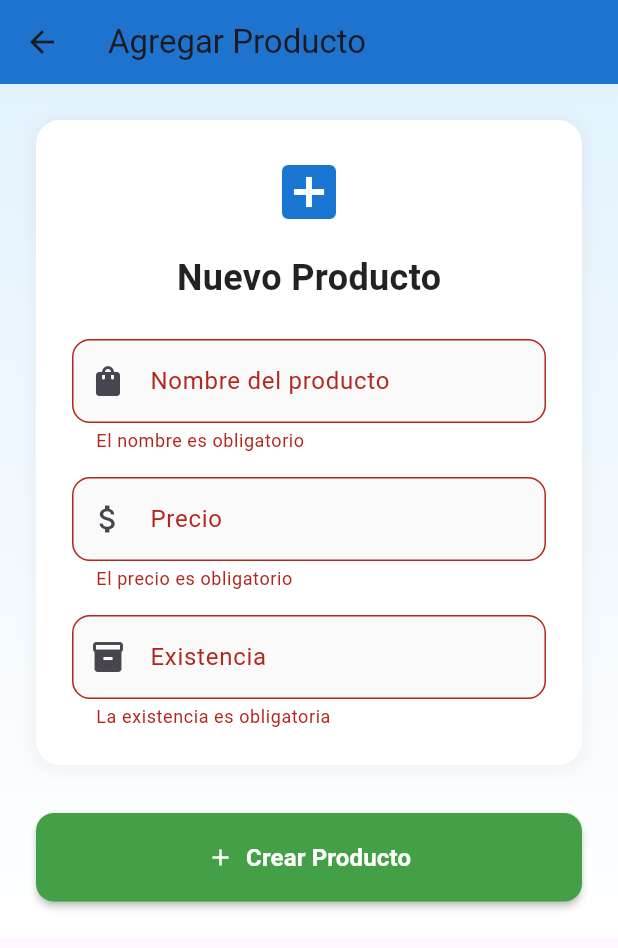
After one commit to LuisPasquettTeam3/Examen, a Flutter app: the AddProductScreen screen opened directly, after a tap on "Crear Producto", on a phone screen of 412 x 824 dp. The commit adds this screen. Shown: the top 948 px of the screen. Run offline on Flutter 3.47's test engine with Material 3 defaults, Android fonts, the phone set to English and light mode, and no system bars; network calls fail.

Commit message:
Agregar funcionalidad completa de crear productos - método POST en ApiService, pantalla AddProductScreen con formulario validado, y botón + en HomeScreen

```diff
--- /dev/null
+++ b/lib/screens/add_product_screen.dart
@@ -0,0 +1,240 @@
+import 'package:flutter/material.dart';
+import '../models/producto.dart';
+import '../services/api_service.dart';
+
+class AddProductScreen extends StatefulWidget {
+  const AddProductScreen({super.key});
+
+  @override
+  State<AddProductScreen> createState() => _AddProductScreenState();
+}
+
+class _AddProductScreenState extends State<AddProductScreen> {
+  final _formKey = GlobalKey<FormState>();
+  final ApiService _apiService = ApiService();
+
+  final _nombreController = TextEditingController();
+  final _precioController = TextEditingController();
+  final _existenciaController = TextEditingController();
+
+  bool _isLoading = false;
+
+  @override
+  void dispose() {
+    _nombreController.dispose();
+    _precioController.dispose();
+    _existenciaController.dispose();
+    super.dispose();
+  }
+
+  Future<void> _crearProducto() async {
+    if (!_formKey.currentState!.validate()) return;
+
+    setState(() {
+      _isLoading = true;
+    });
+
+    try {
+      final producto = Producto(
+        id: '', // El servidor generará el ID
+        nombre: _nombreController.text.trim(),
+        precio: num.parse(_precioController.text.trim()),
+        existencia: int.parse(_existenciaController.text.trim()),
+        fechaRegistro: DateTime.now().toIso8601String(),
+      );
+
+      final productoCreado = await _apiService.crearProducto(producto);
+
+      if (!mounted) return;
+
+      ScaffoldMessenger.of(context).showSnackBar(
+        const SnackBar(content: Text('Producto creado exitosamente')),
+      );
+
+      Navigator.pop(context, productoCreado); // Regresar con el producto creado
+    } catch (e) {
+      if (!mounted) return;
+
+      ScaffoldMessenger.of(context).showSnackBar(
+        SnackBar(content: Text('Error al crear producto: $e')),
+      );
+    } finally {
+      if (mounted) {
+        setState(() {
+          _isLoading = false;
+        });
+      }
+    }
+  }
+
+  @override
+  Widget build(BuildContext context) {
+    return Scaffold(
+      appBar: AppBar(
+        title: const Text('Agregar Producto'),
+        backgroundColor: Colors.blue.shade700,
+        elevation: 2,
+      ),
+      body: Container(
+        decoration: BoxDecoration(
+          gradient: LinearGradient(
+            begin: Alignment.topCenter,
+            end: Alignment.bottomCenter,
+            colors: [Colors.blue.shade50, Colors.white],
+          ),
+        ),
+        child: SingleChildScrollView(
+          padding: const EdgeInsets.all(24.0),
+          child: Form(
+            key: _formKey,
+            child: Column(
+              crossAxisAlignment: CrossAxisAlignment.start,
+              children: [
+                Container(
+                  padding: const EdgeInsets.all(24),
+                  decoration: BoxDecoration(
+                    color: Colors.white,
+                    borderRadius: BorderRadius.circular(16),
+                    boxShadow: [
+                      BoxShadow(
+                        color: Colors.grey.withOpacity(0.1),
+                        spreadRadius: 2,
+                        blurRadius: 8,
+                        offset: const Offset(0, 2),
+                      ),
+                    ],
+                  ),
+                  child: Column(
+                    children: [
+                      Icon(
+                        Icons.add_box,
+                        size: 48,
+                        color: Colors.blue.shade700,
+                      ),
+                      const SizedBox(height: 16),
+                      const Text(
+                        'Nuevo Producto',
+                        style: TextStyle(
+                          fontSize: 24,
+                          fontWeight: FontWeight.bold,
+                          color: Colors.black87,
+                        ),
+                      ),
+                      const SizedBox(height: 24),
+
+                      // Campo Nombre
+                      TextFormField(
+                        controller: _nombreController,
+                        decoration: InputDecoration(
+                          labelText: 'Nombre del producto',
+                          border: OutlineInputBorder(
+                            borderRadius: BorderRadius.circular(12),
+                          ),
+                          prefixIcon: const Icon(Icons.shopping_bag),
+                          filled: true,
+                          fillColor: Colors.grey.shade50,
+                        ),
+                        validator: (value) {
+                          if (value == null || value.trim().isEmpty) {
+                            return 'El nombre es obligatorio';
+                          }
+                          return null;
+                        },
+                      ),
+                      const SizedBox(height: 16),
+
+                      // Campo Precio
+                      TextFormField(
+                        controller: _precioController,
+                        decoration: InputDecoration(
+                          labelText: 'Precio',
+                          border: OutlineInputBorder(
+                            borderRadius: BorderRadius.circular(12),
+                          ),
+                          prefixIcon: const Icon(Icons.attach_money),
+                          filled: true,
+                          fillColor: Colors.grey.shade50,
+                        ),
+                        keyboardType: TextInputType.number,
+                        validator: (value) {
+                          if (value == null || value.trim().isEmpty) {
+                            return 'El precio es obligatorio';
+                          }
+                          final precio = num.tryParse(value.trim());
+                          if (precio == null || precio < 0) {
+                            return 'Ingrese un precio válido';
+                          }
+                          return null;
+                        },
+                      ),
+                      const SizedBox(height: 16),
+
+                      // Campo Existencia
+                      TextFormField(
+                        controller: _existenciaController,
+                        decoration: InputDecoration(
+                          labelText: 'Existencia',
+                          border: OutlineInputBorder(
+                            borderRadius: BorderRadius.circular(12),
+                          ),
+                          prefixIcon: const Icon(Icons.inventory),
+                          filled: true,
+                          fillColor: Colors.grey.shade50,
+                        ),
+                        keyboardType: TextInputType.number,
+                        validator: (value) {
+                          if (value == null || value.trim().isEmpty) {
+                            return 'La existencia es obligatoria';
+                          }
+                          final existencia = int.tryParse(value.trim());
+                          if (existencia == null || existencia < 0) {
+                            return 'Ingrese una existencia válida';
+                          }
+                          return null;
+                        },
+                      ),
+                    ],
+                  ),
+                ),
+                const SizedBox(height: 32),
+
+                // Botón Crear
+                SizedBox(
+                  width: double.infinity,
+                  child: ElevatedButton(
+                    onPressed: _isLoading ? null : _crearProducto,
+                    style: ElevatedButton.styleFrom(
+                      backgroundColor: Colors.green.shade600,
+                      padding: const EdgeInsets.symmetric(vertical: 18),
+                      shape: RoundedRectangleBorder(
+                        borderRadius: BorderRadius.circular(12),
+                      ),
+                      elevation: 2,
+                    ),
+                    child: _isLoading
+                        ? const CircularProgressIndicator(color: Colors.white)
+                        : Row(
+                            mainAxisAlignment: MainAxisAlignment.center,
+                            children: [
+                              const Icon(Icons.add, color: Colors.white),
+                              const SizedBox(width: 8),
+                              const Text(
+                                'Crear Producto',
+                                style: TextStyle(
+                                  color: Colors.white,
+                                  fontSize: 16,
+                                  fontWeight: FontWeight.w600,
+                                ),
+                              ),
+                            ],
+                          ),
+                  ),
+                ),
+              ],
+            ),
+          ),
+        ),
+      ),
+    );
+  }
+}
--- a/lib/screens/home_screen.dart
+++ b/lib/screens/home_screen.dart
@@ -2,6 +2,7 @@ import 'package:flutter/material.dart';
 import '../models/producto.dart';
 import '../services/api_service.dart';
 import 'detail_screen.dart';
+import 'add_product_screen.dart';
 
 class HomeScreen extends StatefulWidget {
   const HomeScreen({super.key});
@@ -109,6 +110,24 @@ class _HomeScreenState extends State<HomeScreen> {
         title: const Text('Productos'),
         backgroundColor: Colors.blue.shade700,
         elevation: 2,
+        actions: [
+          IconButton(
+            icon: const Icon(Icons.add, color: Colors.white),
+            onPressed: () async {
+              final result = await Navigator.push(
+                context,
+                MaterialPageRoute(
+                  builder: (context) => const AddProductScreen(),
+                ),
+              );
+              if (result != null) {
+                // Recargar la lista si se creó un producto
+                _loadProductos();
+              }
+            },
+            tooltip: 'Agregar producto',
+          ),
+        ],
       ),
       body: Container(
         decoration: BoxDecoration(
--- a/lib/services/api_service.dart
+++ b/lib/services/api_service.dart
@@ -105,4 +105,22 @@ class ApiService {
       throw Exception('Error al eliminar producto');
     }
   }
+
+  // POST /api/Productos - Crear un nuevo producto
+  Future<Producto> crearProducto(Producto producto) async {
+    final response = await http.post(
+      Uri.parse('$baseUrl/api/Productos'),
+      headers: {
+        'Accept': 'application/json',
+        'Content-Type': 'application/json',
+      },
+      body: json.encode(producto.toJson()),
+    );
+
+    if (response.statusCode == 200 || response.statusCode == 201) {
+      return Producto.fromJson(json.decode(response.body));
+    } else {
+      throw Exception('Error al crear producto: ${response.statusCode} - ${response.body}');
+    }
+  }
 }
```
